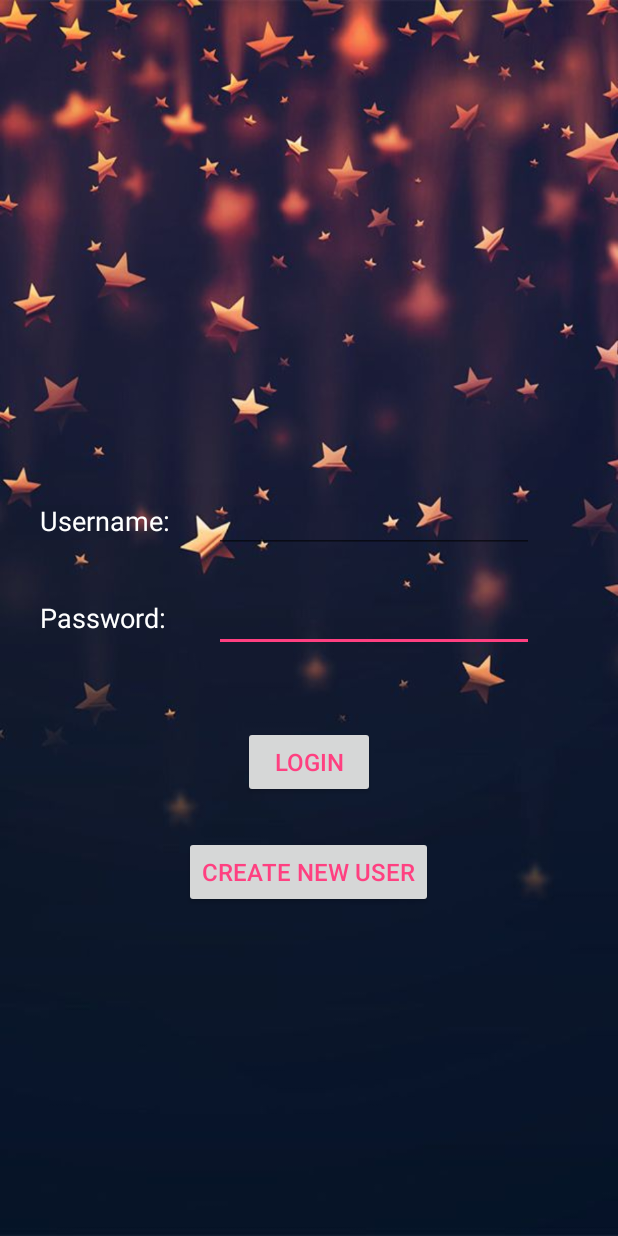
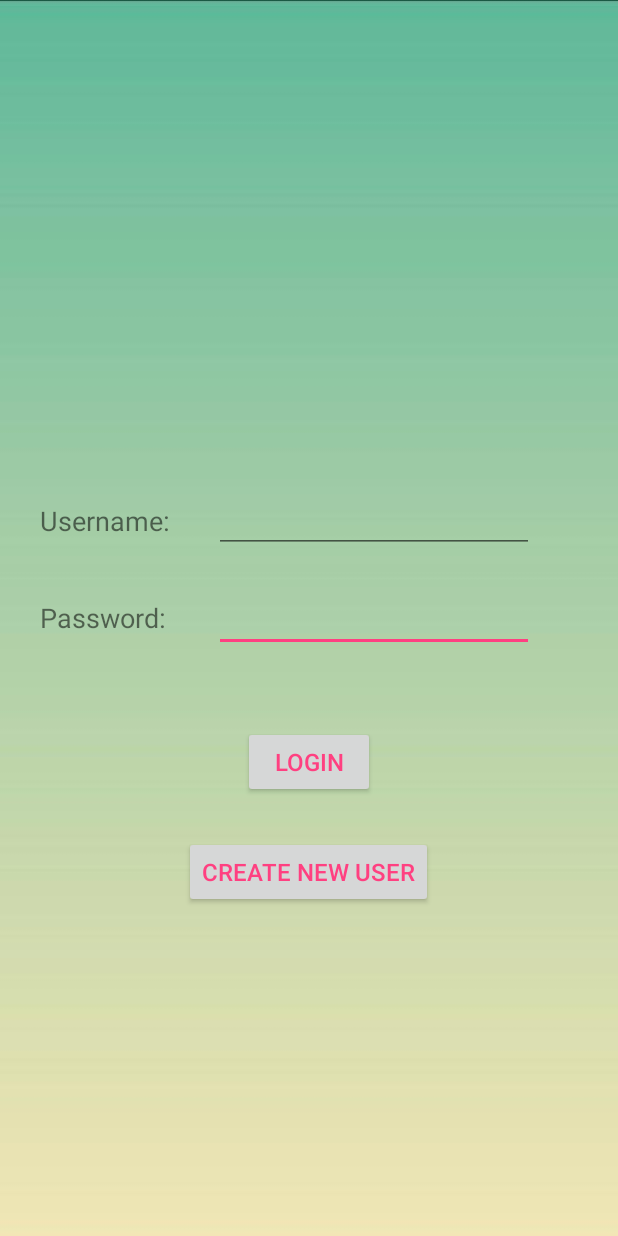
Before and after one commit to DuyTang1112/ProjectOnlinePharmacy, an Android app: the screen it shows after launch (LoginPage), on a phone screen of 412 x 824 dp. Run offline under Robolectric (Android 15) with nearby library versions, the phone set to English and light mode, and no system bars.

Commit message:
Complete login and new user page

```diff
--- a/app/src/main/res/layout/login.xml
+++ b/app/src/main/res/layout/login.xml
@@ -2,7 +2,7 @@
 <RelativeLayout xmlns:android="http://schemas.android.com/apk/res/android"
     android:layout_width="match_parent"
     android:layout_height="match_parent"
-    android:background="@drawable/background">
+    android:background="@drawable/newuser">
 
     <TextView
         android:id="@+id/textView"
@@ -13,7 +13,6 @@
         android:layout_marginEnd="12dp"
         android:layout_toStartOf="@+id/newuser"
         android:text="Password:"
-        android:textColor="@android:color/background_light"
         android:textSize="18sp" />
 
     <EditText
@@ -24,8 +23,7 @@
         android:layout_marginStart="20dp"
         android:layout_toEndOf="@+id/textView"
         android:ems="10"
-        android:inputType="textPassword"
-        android:textColor="@android:color/background_light" />
+        android:inputType="textPassword" />
 
     <EditText
         android:id="@+id/userlogin"
@@ -35,8 +33,7 @@
         android:layout_alignEnd="@+id/passwordlogin"
         android:layout_marginBottom="55dp"
         android:ems="10"
-        android:inputType="textPersonName"
-        android:textColor="@android:color/background_light" />
+        android:inputType="textPersonName" />
 
     <TextView
         android:id="@+id/textView2"
@@ -46,7 +43,6 @@
         android:layout_alignTop="@+id/userlogin"
         android:layout_marginTop="11dp"
         android:text="Username:"
-        android:textColor="@android:color/background_light"
         android:textSize="18sp" />
 
     <Button
```
Also changed, not shown: app/src/main/java/com/example/duyanhtang/projectonlinepharmacy/LoginPage.java (+19 -4 lines), app/src/main/java/com/example/duyanhtang/projectonlinepharmacy/NewUser.java (+7 -4 lines), app/src/main/res/layout/newuser.xml (+16 -14 lines), app/src/main/res/drawable/newuser.jpg (added).
